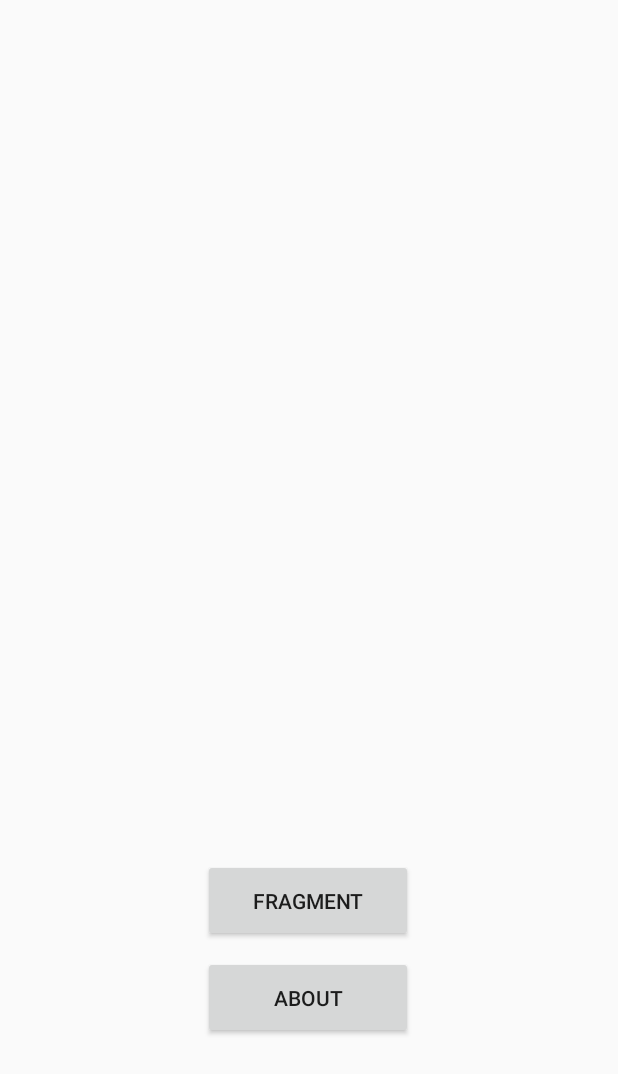
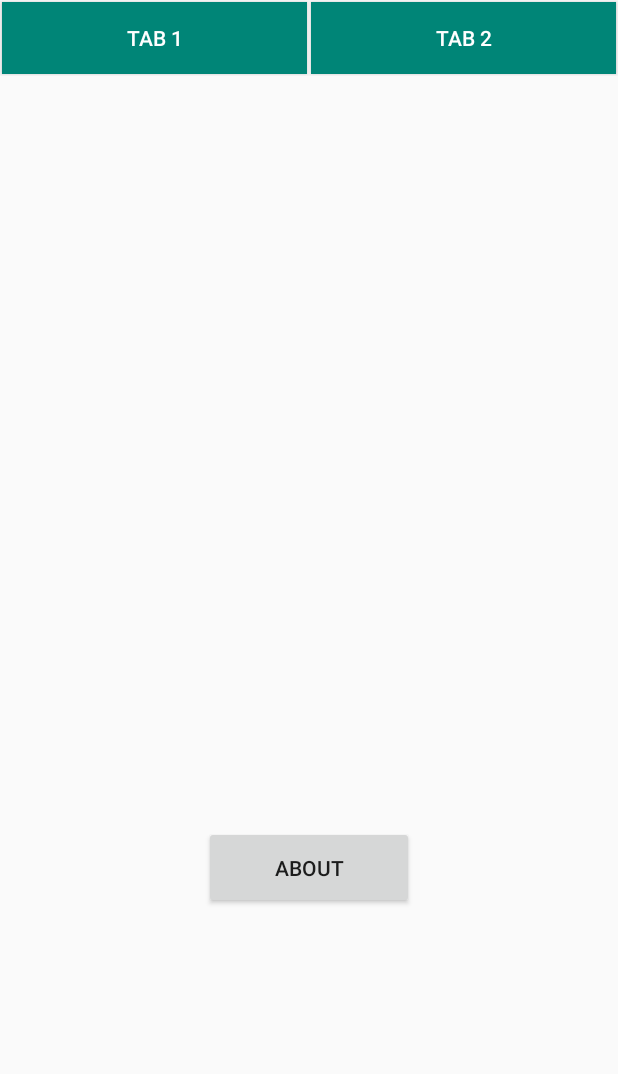
Before and after one commit to yuangarka/Project_Dummy, an Android app: the layout activity_home.xml on its own in the app's theme, with its tools: preview values and no code run, on a phone screen of 412 x 824 dp. Shown: the top 1074 px of the screen. Run offline under Robolectric (Android 15) with nearby library versions, the phone set to English and light mode, and no system bars.

Commit message:
Refisi Fragment dan PR

```diff
--- a/app/src/main/res/layout/activity_home.xml
+++ b/app/src/main/res/layout/activity_home.xml
@@ -1,38 +1,54 @@
 <?xml version="1.0" encoding="utf-8"?>
-<androidx.constraintlayout.widget.ConstraintLayout xmlns:android="http://schemas.android.com/apk/res/android"
+<LinearLayout xmlns:android="http://schemas.android.com/apk/res/android"
     xmlns:app="http://schemas.android.com/apk/res-auto"
     xmlns:tools="http://schemas.android.com/tools"
     android:layout_width="match_parent"
     android:layout_height="match_parent"
+    android:orientation="vertical"
     tools:context=".HomeActivity">
 
+
+    <LinearLayout
+        android:layout_width="match_parent"
+        android:layout_height="wrap_content"
+        android:orientation="horizontal">
+
+        <Button
+            android:id="@+id/btnTap1"
+            android:layout_width="wrap_content"
+            android:layout_height="wrap_content"
+            android:layout_margin="1dp"
+            android:layout_weight="1"
+            android:background="@color/colorPrimary"
+            android:onClick="loadFragmentOne"
+            android:text="Tab 1"
+            android:textColor="#FFFFFF" />
+
+        <Button
+            android:id="@+id/btnTab2"
+            android:layout_width="wrap_content"
+            android:layout_height="wrap_content"
+            android:layout_margin="1dp"
+            android:layout_weight="1"
+            android:background="@color/colorPrimary"
+            android:onClick="loadFragmentTwo"
+            android:text="Tab 2"
+            android:textColor="#FFFFFF" />
+
+    </LinearLayout>
+
     <FrameLayout
-        android:id="@+id/fragment_placeholder"
+        android:id="@+id/mainFrag"
         android:layout_width="match_parent"
-        android:layout_height="match_parent" />
+        android:layout_height="500dp"
+        android:layout_gravity="top" />
 
     <Button
         android:id="@+id/btnAbout"
         android:layout_width="140dp"
         android:layout_height="55dp"
-        android:text="ABOUT"
-        app:layout_constraintBottom_toBottomOf="parent"
-        app:layout_constraintEnd_toEndOf="parent"
-        app:layout_constraintHorizontal_bias="0.498"
-        app:layout_constraintStart_toStartOf="parent"
-        app:layout_constraintTop_toTopOf="parent"
-        app:layout_constraintVertical_bias="0.829" />
+        android:layout_gravity="center"
+        android:text="ABOUT" />
 
-    <Button
-        android:id="@+id/btnFrag"
-        android:layout_width="140dp"
-        android:layout_height="55dp"
-        android:layout_marginStart="40dp"
-        android:layout_marginBottom="196dp"
-        android:text="Fragment"
-        app:layout_constraintBottom_toBottomOf="parent"
-        app:layout_constraintEnd_toEndOf="parent"
-        app:layout_constraintHorizontal_bias="0.411"
-        app:layout_constraintStart_toStartOf="parent" />
 
-</androidx.constraintlayout.widget.ConstraintLayout>
+</LinearLayout>
```
Also changed, not shown: app/src/main/java/com/katouji/project_dummy/HomeActivity.java (+38 -4 lines).
